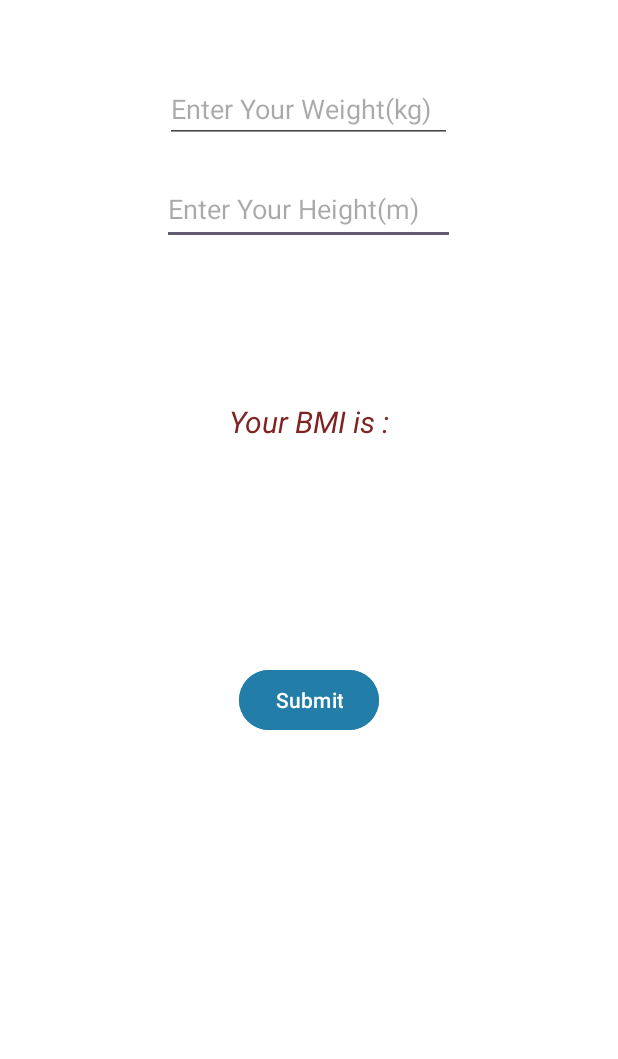
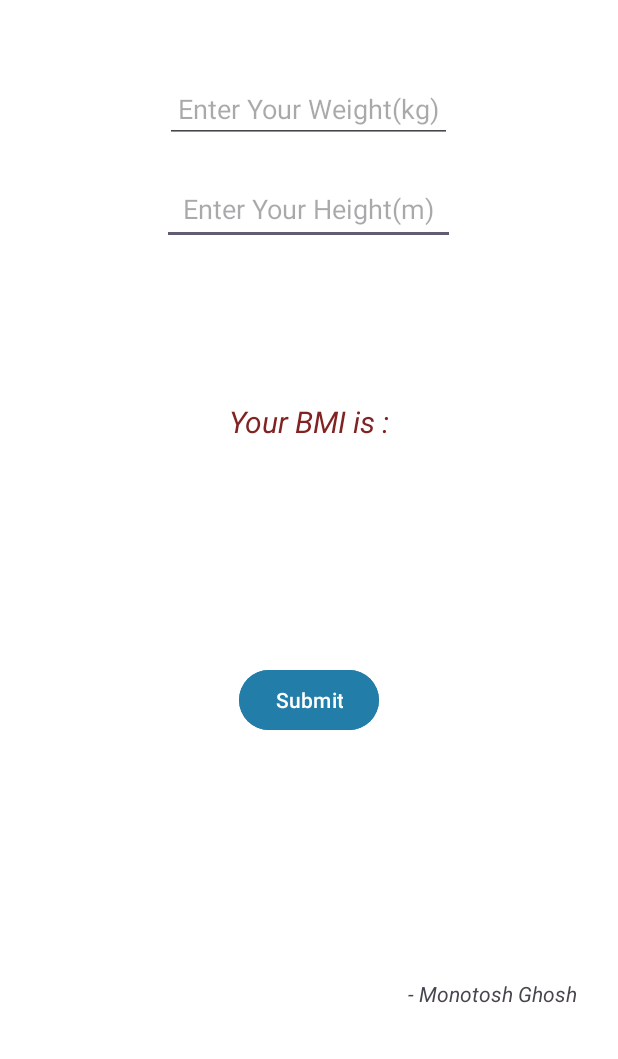
Before and after one commit to monotoshghosh/BMI-Calculator, an Android app: the screen it shows after launch (MainActivity), on a phone screen of 412 x 824 dp, the part 177-1236 px from its top. Run offline under Robolectric (Android 15) with nearby library versions, the phone set to English and light mode, and no system bars.

Commit message:
Tag Added

```diff
--- a/app/src/main/res/layout/activity_main.xml
+++ b/app/src/main/res/layout/activity_main.xml
@@ -13,6 +13,7 @@
         android:layout_height="48dp"
         android:layout_marginTop="20dp"
         android:ems="8"
+        android:gravity="center"
         android:hint="Enter Your Height(m)"
         android:inputType="numberDecimal"
         android:textColor="#32BD37"
@@ -27,6 +28,7 @@
         android:layout_height="43dp"
         android:layout_marginTop="52dp"
         android:ems="8"
+        android:gravity="center"
         android:hint="Enter Your Weight(kg)"
         android:inputType="numberDecimal"
         android:textColor="#108CEF"
@@ -75,4 +77,17 @@
         app:layout_constraintTop_toTopOf="parent"
         app:layout_constraintVertical_bias="0.076" />
 
+    <TextView
+        android:id="@+id/textView2"
+        android:layout_width="wrap_content"
+        android:layout_height="wrap_content"
+        android:text="- Monotosh Ghosh"
+        android:textStyle="italic"
+        app:layout_constraintBottom_toBottomOf="parent"
+        app:layout_constraintEnd_toEndOf="parent"
+        app:layout_constraintHorizontal_bias="0.909"
+        app:layout_constraintStart_toStartOf="parent"
+        app:layout_constraintTop_toBottomOf="@+id/button"
+        app:layout_constraintVertical_bias="0.827" />
+
 </androidx.constraintlayout.widget.ConstraintLayout>
```
